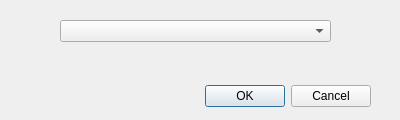
Old version of the form relation_replicator_dialog_base.ui in the repository SrNetoChan/RelationReplicator.
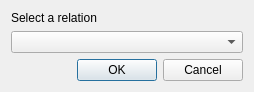
New version of the form.

What changed in the file:
```diff
--- a/relation_replicator_dialog_base.ui
+++ b/relation_replicator_dialog_base.ui
@@ -6,22 +6,33 @@
    <rect>
     <x>0</x>
     <y>0</y>
-    <width>400</width>
-    <height>120</height>
+    <width>254</width>
+    <height>89</height>
    </rect>
   </property>
   <property name="windowTitle">
    <string>Relation Replicator</string>
   </property>
+  <property name="locale">
+   <locale language="English" country="UnitedStates"/>
+  </property>
+  <layout class="QVBoxLayout" name="verticalLayout_2">
+   <item>
+    <layout class="QVBoxLayout" name="verticalLayout">
+     <item>
+      <widget class="QLabel" name="label">
+       <property name="text">
+        <string>Select a relation</string>
+       </property>
+      </widget>
+     </item>
+     <item>
+      <widget class="QComboBox" name="relations_combobox"/>
+     </item>
+    </layout>
+   </item>
+   <item>
   <widget class="QDialogButtonBox" name="button_box">
-   <property name="geometry">
-    <rect>
-     <x>30</x>
-     <y>80</y>
-     <width>341</width>
-     <height>32</height>
-    </rect>
-   </property>
    <property name="orientation">
     <enum>Qt::Horizontal</enum>
    </property>
@@ -29,16 +40,12 @@
     <set>QDialogButtonBox::Cancel|QDialogButtonBox::Ok</set>
    </property>
   </widget>
-  <widget class="QComboBox" name="relations_combobox">
-   <property name="geometry">
-    <rect>
-     <x>60</x>
-     <y>20</y>
-     <width>271</width>
-     <height>22</height>
-    </rect>
-   </property>
-  </widget>
+   </item>
+  </layout>
+  <zorder>button_box</zorder>
+  <zorder>relations_combobox</zorder>
+  <zorder>label</zorder>
+  <zorder>label</zorder>
  </widget>
  <resources/>
  <connections>
```
Lines whose indentation alone changed are shown as unchanged.
